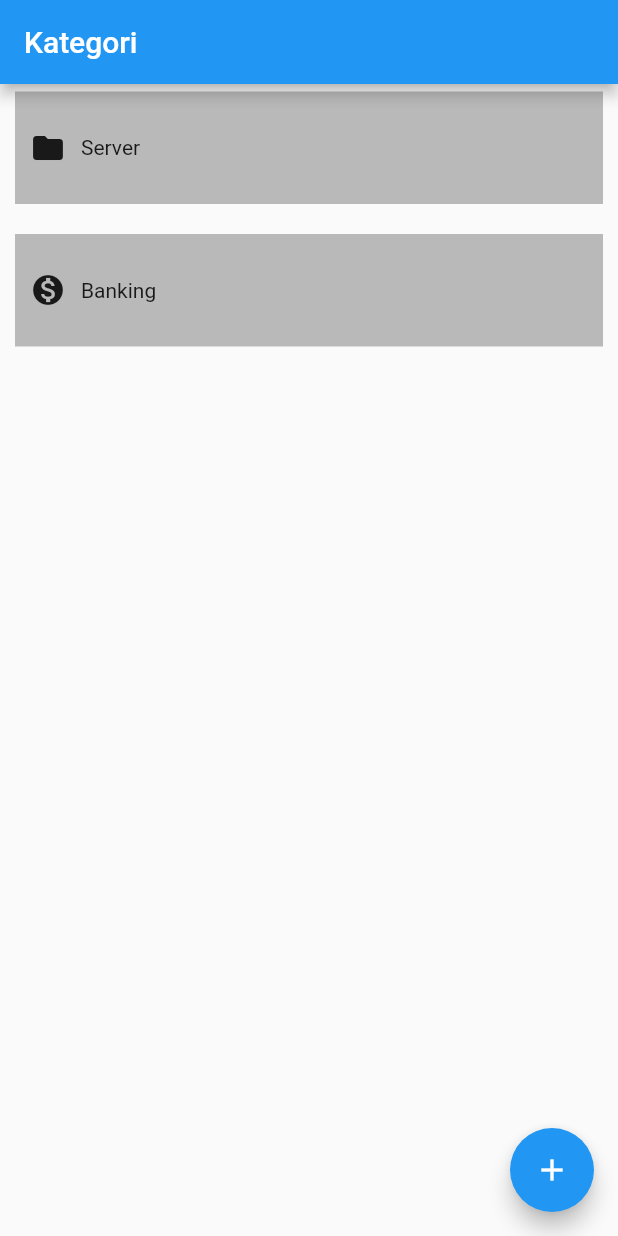
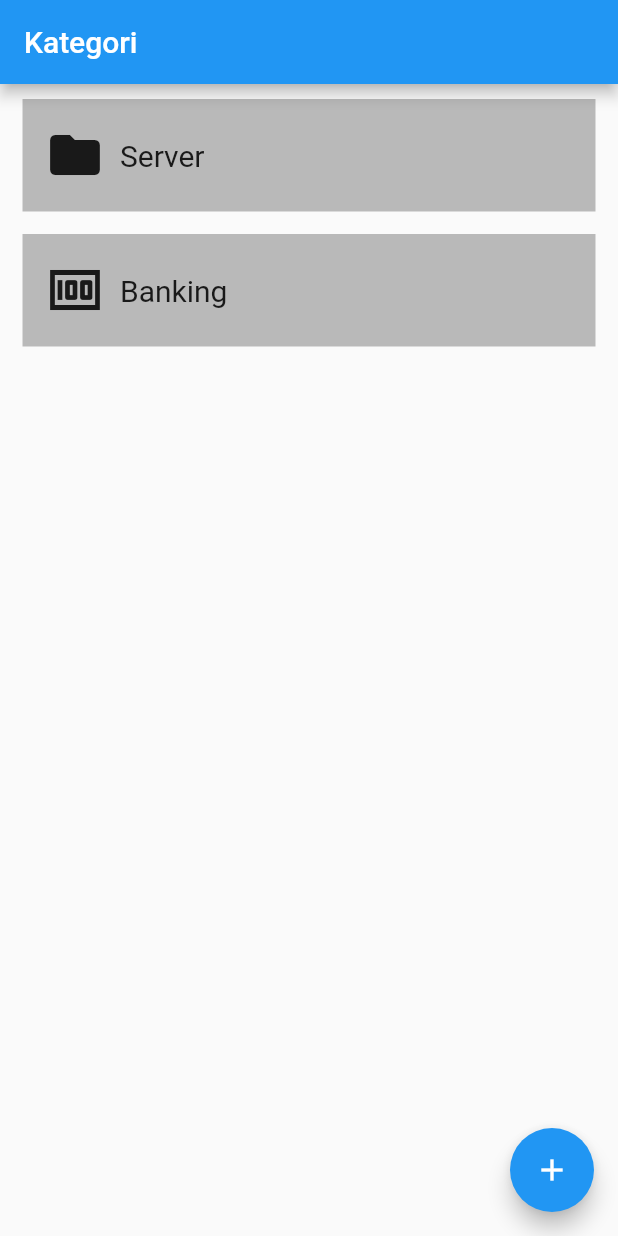
Before and after one commit to PLWEP/Flutter-Password-Vault, a Flutter app: the HomePage screen opened directly, on a phone screen of 412 x 824 dp. Run offline on Flutter 3.47's test engine with Material 2 defaults, Android fonts, the phone set to English and light mode, and no system bars.

Commit message:
memperbaiki style home page

```diff
--- a/lib/home_page.dart
+++ b/lib/home_page.dart
@@ -1,4 +1,5 @@
 import 'package:flutter/material.dart';
+import 'package:pasword_vault/widget/custom_category_box.dart';
 
 class HomePage extends StatefulWidget {
   const HomePage({super.key});
@@ -50,51 +51,23 @@ class _HomePageState extends State<HomePage> {
         ),
       ),
       body: SafeArea(
-        child: Column(
-          children: [
-            Container(
-              margin: EdgeInsets.symmetric(
-                horizontal: 10,
-                vertical: 5,
+        child: Container(
+          padding: EdgeInsets.symmetric(
+            horizontal: 15,
+            vertical: 10,
+          ),
+          child: Column(
+            children: [
+              CustomCategoryBox(
+                title: "Server",
+                icon: Icons.folder,
               ),
-              padding: EdgeInsets.all(10),
-              width: double.infinity,
-              height: 75,
-              decoration: BoxDecoration(
-                color: Colors.black26,
+              CustomCategoryBox(
+                title: "Banking",
+                icon: Icons.money,
               ),
-              child: Row(
-                children: [
-                  Icon(Icons.folder),
-                  SizedBox(
-                    width: 10,
-                  ),
-                  Text("Server"),
-                ],
-              ),
-            ),
-            Container(
-              margin: EdgeInsets.symmetric(
-                horizontal: 10,
-                vertical: 15,
-              ),
-              padding: EdgeInsets.all(10),
-              width: double.infinity,
-              height: 75,
-              decoration: BoxDecoration(
-                color: Colors.black26,
-              ),
-              child: Row(
-                children: [
-                  Icon(Icons.monetization_on),
-                  SizedBox(
-                    width: 10,
-                  ),
-                  Text("Banking"),
-                ],
-              ),
-            )
-          ],
+            ],
+          ),
         ),
       ),
     );
--- /dev/null
+++ b/lib/widget/custom_category_box.dart
@@ -0,0 +1,35 @@
+import 'package:flutter/material.dart';
+
+class CustomCategoryBox extends StatelessWidget {
+  final String title;
+  final IconData icon;
+  const CustomCategoryBox({super.key, required this.title, required this.icon});
+
+  @override
+  Widget build(BuildContext context) {
+    return Container(
+      padding: EdgeInsets.symmetric(horizontal: 15, vertical: 5),
+      margin: EdgeInsets.only(bottom: 15),
+      width: double.infinity,
+      height: 75,
+      decoration: BoxDecoration(
+        color: Colors.black26,
+      ),
+      child: Row(
+        children: [
+          Icon(icon, size: 40),
+          SizedBox(
+            width: 10,
+          ),
+          Text(
+            title,
+            style: TextStyle(
+              fontSize: 20,
+              fontWeight: FontWeight.w400,
+            ),
+          ),
+        ],
+      ),
+    );
+  }
+}
```
